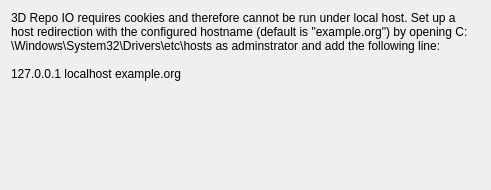
Before: the Qt Designer form tools/release/installer/packages/org.3drepo.io/meta/hostRedirect.ui in 3drepo/3drepo.io, drawn with Qt 5.
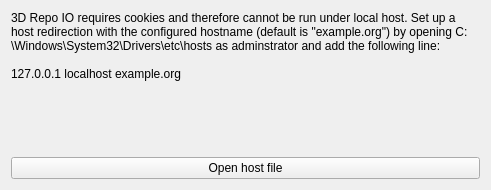
After: the same form once the commit is applied.

```diff
--- a/tools/release/installer/packages/org.3drepo.io/meta/hostRedirect.ui
+++ b/tools/release/installer/packages/org.3drepo.io/meta/hostRedirect.ui
@@ -51,6 +51,13 @@
      </property>
     </spacer>
    </item>
+   <item>
+    <widget class="QPushButton" name="openHostFileButton">
+     <property name="text">
+      <string>Open host file</string>
+     </property>
+    </widget>
+   </item>
   </layout>
  </widget>
  <resources/>
```
Left out of the diff: 2 changed lines with no effect on the pictures.
